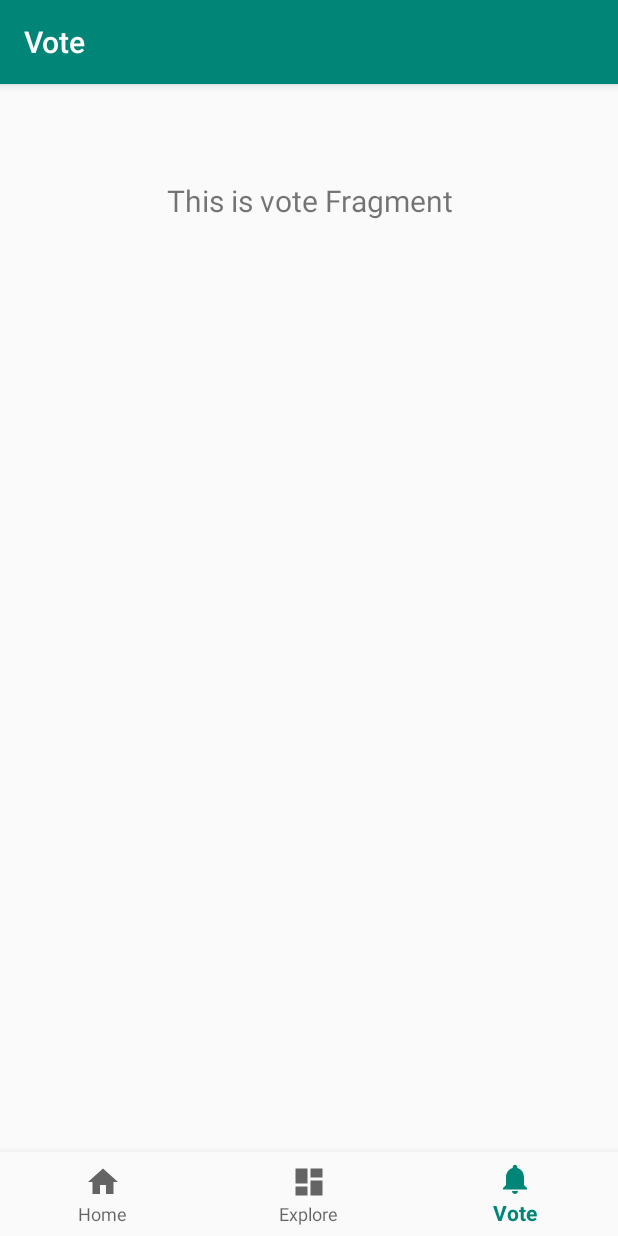
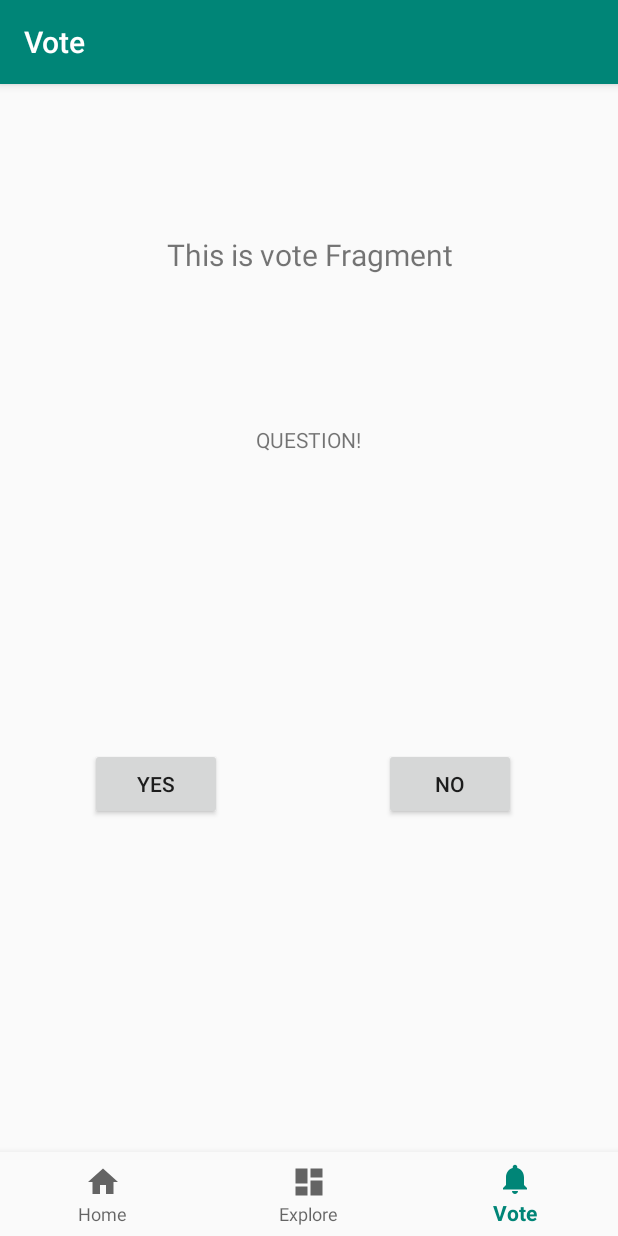
Before and after one commit to Glasgow19/team-3, an Android app: the NotificationsFragment screen opened through its navigation route, on a phone screen of 412 x 824 dp. Run offline under Robolectric (Android 15) with nearby library versions, the phone set to English and light mode, and no system bars; our stand-ins replace navigation-ui.

Commit message:
added basic ui for vote

```diff
--- a/Actify/app/src/main/res/layout/fragment_notifications.xml
+++ b/Actify/app/src/main/res/layout/fragment_notifications.xml
@@ -1,6 +1,7 @@
 <?xml version="1.0" encoding="utf-8"?>
 <androidx.constraintlayout.widget.ConstraintLayout xmlns:android="http://schemas.android.com/apk/res/android"
     xmlns:app="http://schemas.android.com/apk/res-auto"
+    xmlns:tools="http://schemas.android.com/tools"
     android:layout_width="match_parent"
     android:layout_height="match_parent">
 
@@ -11,11 +12,43 @@
         android:layout_width="match_parent"
         android:layout_height="wrap_content"
         android:layout_marginStart="8dp"
-        android:layout_marginTop="8dp"
+        android:layout_marginTop="44dp"
         android:layout_marginEnd="8dp"
         android:textAlignment="center"
         android:textSize="20sp"
         app:layout_constraintEnd_toEndOf="parent"
+        app:layout_constraintHorizontal_bias="1.0"
         app:layout_constraintStart_toStartOf="parent"
         app:layout_constraintTop_toTopOf="parent" />
+
+    <Button
+        android:id="@+id/button"
+        android:layout_width="wrap_content"
+        android:layout_height="wrap_content"
+        android:layout_marginStart="60dp"
+        android:layout_marginTop="196dp"
+        android:text="YES"
+        app:layout_constraintStart_toStartOf="parent"
+        app:layout_constraintTop_toBottomOf="@+id/textView2" />
+
+    <Button
+        android:id="@+id/button2"
+        android:layout_width="wrap_content"
+        android:layout_height="wrap_content"
+        android:layout_marginTop="196dp"
+        android:layout_marginEnd="68dp"
+        android:text="No"
+        app:layout_constraintEnd_toEndOf="parent"
+        app:layout_constraintTop_toBottomOf="@+id/textView2" />
+
+    <TextView
+        android:id="@+id/textView2"
+        android:layout_width="wrap_content"
+        android:layout_height="wrap_content"
+        android:layout_marginTop="100dp"
+        android:text="QUESTION!"
+        app:layout_constraintEnd_toEndOf="@+id/text_notifications"
+        app:layout_constraintHorizontal_bias="0.51"
+        app:layout_constraintStart_toStartOf="parent"
+        app:layout_constraintTop_toBottomOf="@+id/text_notifications" />
 </androidx.constraintlayout.widget.ConstraintLayout>
```
